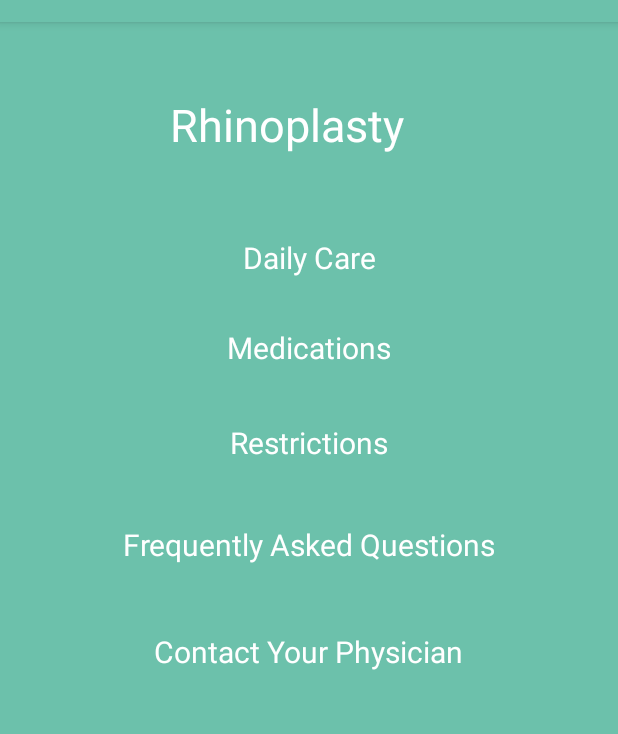
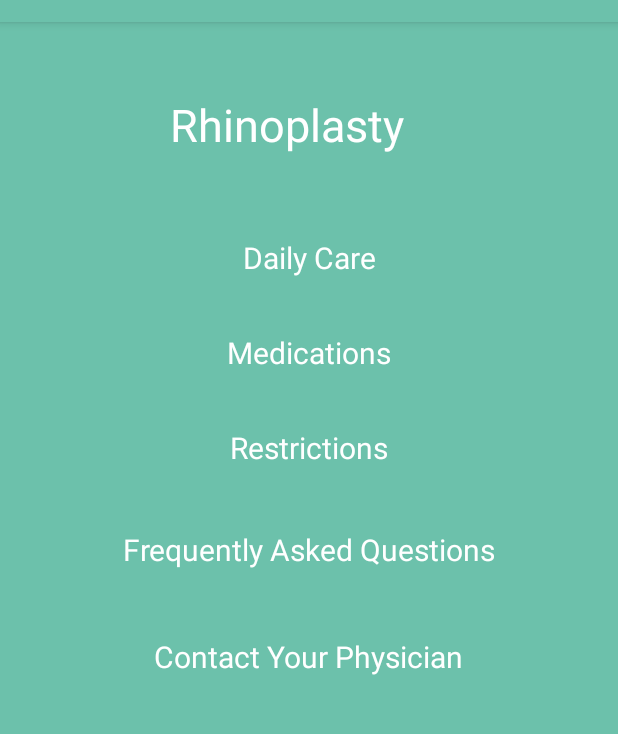
Before and after one commit to HasMuh/PostOpGo, an Android app: the MainActivity screen opened directly, with no data from a screen before it, on a phone screen of 412 x 824 dp, the part 62-796 px from its top. Run offline under Robolectric (Android 15) with nearby library versions, the phone set to English and light mode, and no system bars.

Commit message:
Format fixing on rhinoplasty menu

```diff
--- a/app/src/main/res/layout/activity_dcrhino.xml
+++ b/app/src/main/res/layout/activity_dcrhino.xml
@@ -33,6 +33,7 @@
         app:layout_constraintTop_toBottomOf="@+id/title"
         tools:layout_constraintBottom_creator="1"
         tools:layout_constraintLeft_creator="1"
-        tools:layout_constraintRight_creator="1" />
+        tools:layout_constraintRight_creator="1"
+        />
 
 </android.support.constraint.ConstraintLayout>
--- a/app/src/main/res/layout/activity_main.xml
+++ b/app/src/main/res/layout/activity_main.xml
@@ -94,7 +94,7 @@
         android:id="@+id/meds"
         android:layout_width="wrap_content"
         android:layout_height="wrap_content"
-        android:layout_marginTop="60dp"
+        android:layout_marginTop="36dp"
         android:onClick="toMeds"
         android:text="@string/meds"
         android:textColor="@android:color/white"
@@ -103,7 +103,7 @@
         app:layout_constraintLeft_toLeftOf="parent"
         app:layout_constraintRight_toRightOf="parent"
         app:layout_constraintStart_toStartOf="parent"
-        app:layout_constraintTop_toTopOf="@+id/dailycare"
+        app:layout_constraintTop_toBottomOf="@+id/dailycare"
         tools:layout_constraintLeft_creator="1"
         tools:layout_constraintRight_creator="1"
         tools:layout_constraintTop_creator="1" />
```
